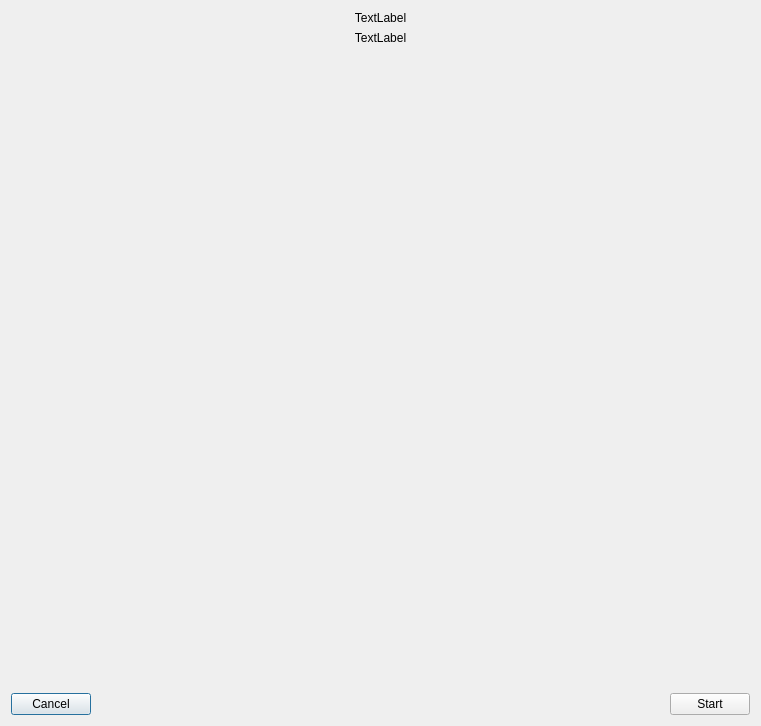
Above: src/gui/campaign_game_dialog.ui from dwarfovich/Bomberman before the change. Below: the same form after it.
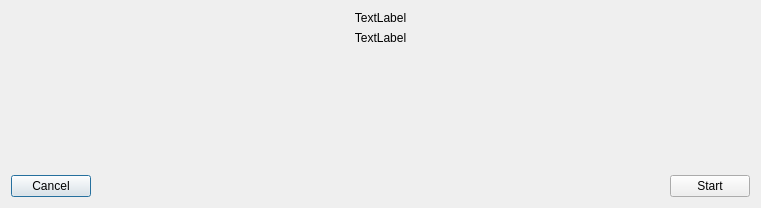
That is the form after the change.

```diff
--- a/src/gui/campaign_game_dialog.ui
+++ b/src/gui/campaign_game_dialog.ui
@@ -7,7 +7,7 @@
     <x>0</x>
     <y>0</y>
     <width>761</width>
-    <height>726</height>
+    <height>208</height>
    </rect>
   </property>
   <property name="windowTitle">
```
